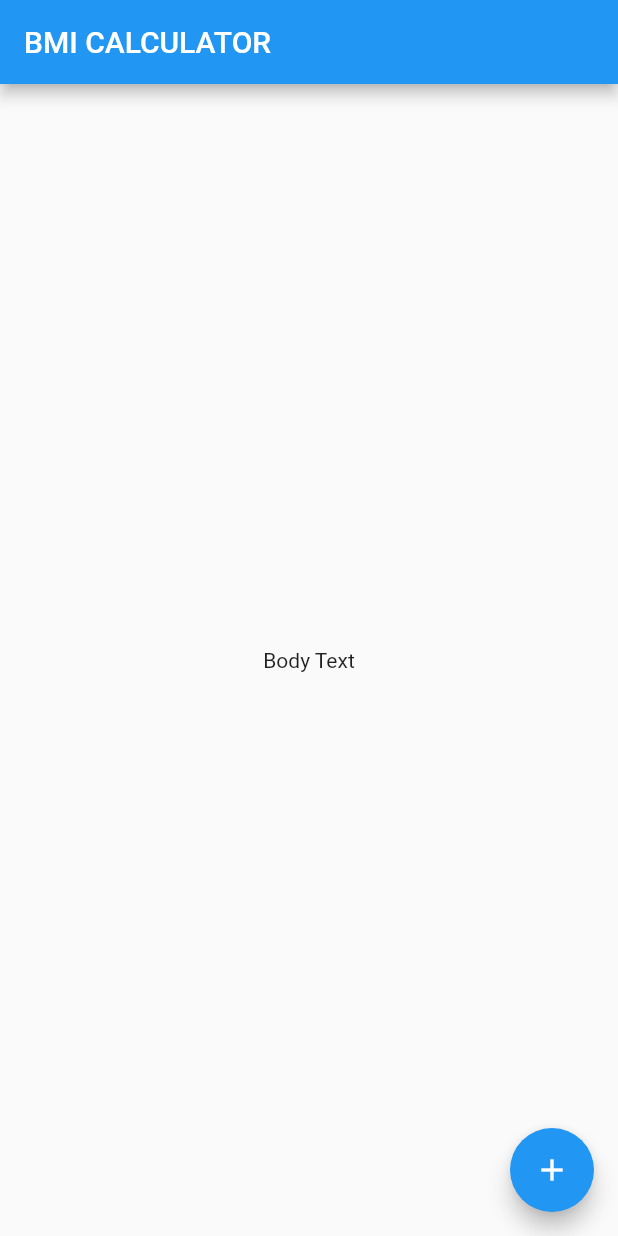
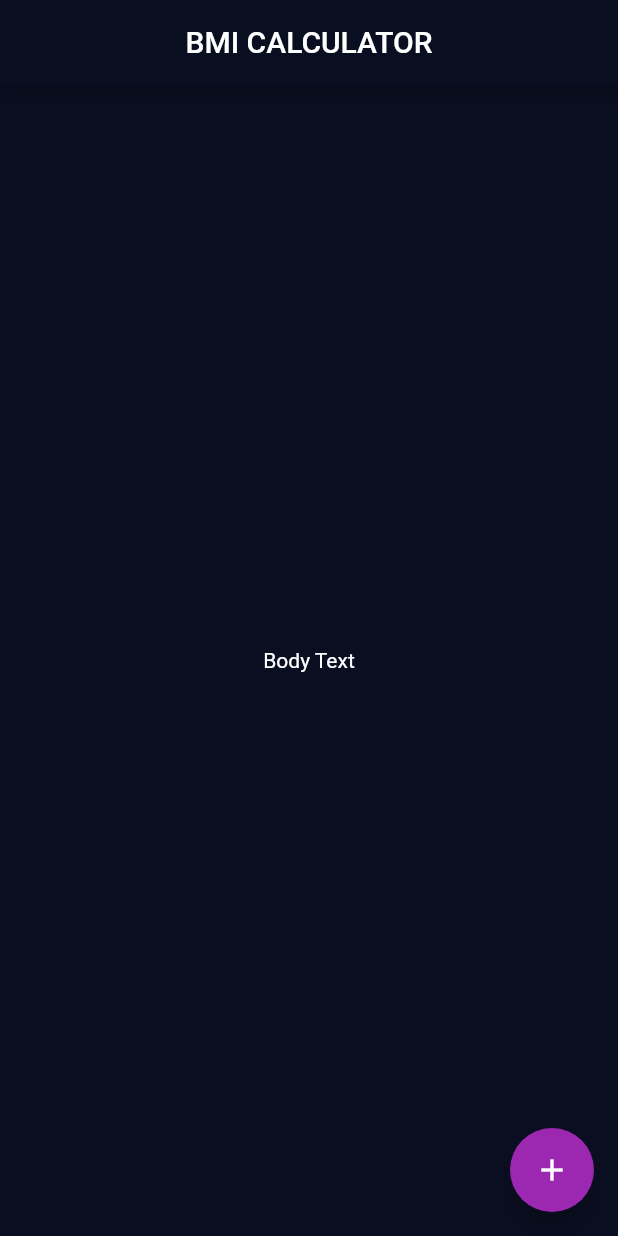
Before and after one commit to Hallcoder/bmi, a Flutter app: the screen it shows after launch, on a phone screen of 412 x 824 dp. Run offline on Flutter 3.47's test engine with Material 2 defaults, Android fonts, the phone set to English and light mode, and no system bars.

Commit message:
Customize the look of your app at app level and granular level using theme property and themeData widget or theme widget with the data property

```diff
--- a/lib/main.dart
+++ b/lib/main.dart
@@ -6,6 +6,17 @@ class BMICalculator extends StatelessWidget {
   @override
   Widget build(BuildContext context) {
     return MaterialApp(
+      theme: ThemeData(
+        //you can use ThemeData.dark() and customize some small different part you want using copyWith()
+        textTheme: const TextTheme(
+          bodyText2:TextStyle(
+            color: Colors.white,
+          ),
+          ),
+        scaffoldBackgroundColor: Color(0xff0a0e21),
+        colorScheme: ColorScheme.fromSwatch()
+            .copyWith(primary: Color(0xff0a0e21), secondary: Colors.purple),
+      ),
       home: InputPage(),
     );
   }
@@ -21,13 +32,14 @@ class _InputPageState extends State<InputPage> {
   Widget build(BuildContext context) {
     return Scaffold(
       appBar: AppBar(
-        title: Text('BMI CALCULATOR'),
+        title: const Center(child: Text('BMI CALCULATOR')),
       ),
-      body: Center(
+      body: const Center(
         child: Text('Body Text'),
       ),
       floatingActionButton: FloatingActionButton(
-        child: Icon(Icons.add),
+        onPressed: () {},
+        child: const Icon(Icons.add),
       ),
     );
   }
```
